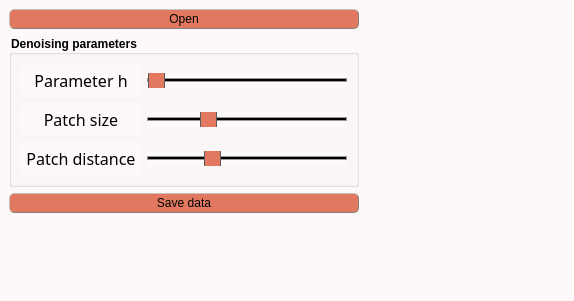
Above: inichord/Denoise_2Dmap.ui from Cyril-Langlois/iniCHORD before the change. Below: the same form after it.
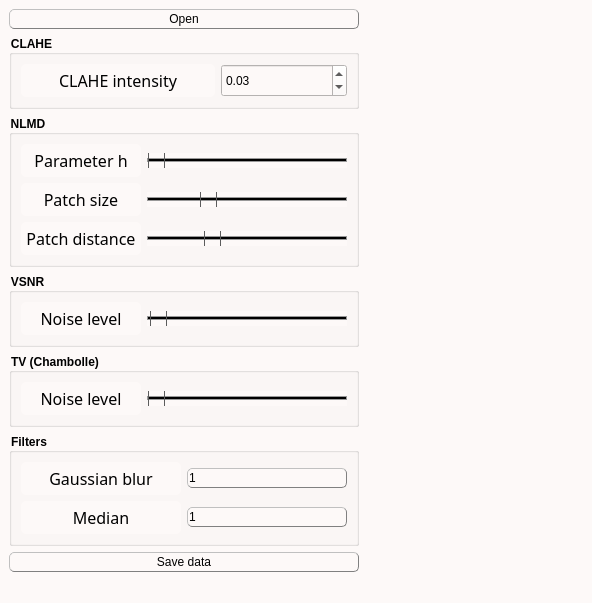
That is the form after the change. Icons and pictures are not drawn. Custom widgets are drawn as their Qt base class.

Commit message: Modification mineures des programmes : Batch_Processing.py Denoise_2Dmap.py (ajout nouvelles fonctionnalités) Grain_Treatment.py (modification possible du CLAHE) Registration.py (modifications mineures) Remove_Outliers.py (gamme de threshold avec intensité des images)

Diff of the .ui file:
```diff
--- a/inichord/Denoise_2Dmap.ui
+++ b/inichord/Denoise_2Dmap.ui
@@ -9,8 +9,8 @@
    <rect>
     <x>0</x>
     <y>0</y>
-    <width>548</width>
-    <height>301</height>
+    <width>592</width>
+    <height>577</height>
    </rect>
   </property>
   <property name="sizePolicy">
@@ -39,7 +39,7 @@
 QPushButton:disabled, QComboBox:disabled, QSpinBox:disabled {background-color: rgba(243, 98, 64,150)}
 
 /* Couleur des boutons et des selecteurs */
-QPushButton, QComboBox::drop-down:button, QComboBox::down-arrow, QComboBox::down-arrow:disabled, QSpinBox::drop-down:button, QSpinBox::down-arrow, QSpinBox::down-arrow:disabled, QSpinBox::drop-up:button, QSpinBox::up-arrow, QSpinBox::up-arrow:disabled, QSlider::handle:horizontal {background-color: rgb(226, 120, 95)}
+QPushButton, QComboBox::drop-down:button, QComboBox::down-arrow, QComboBox::down-arrow:disabled, QSpinBox::drop-down:button, QSpinBox::down-arrow, QSpinBox::down-arrow:disabled, QSpinBox::drop-up:button, QSpinBox::up-arrow, QSpinBox::up-arrow:disabled, QSlider::handle:horizontal, QDoubleSpinBox::drop-down:button, QDoubleSpinBox::down-arrow, QDoubleSpinBox::down-arrow:disabled, QDoubleSpinBox::drop-up:button, QDoubleSpinBox::up-arrow, QDoubleSpinBox::up-arrow:disabled {background-color: rgb(226, 120, 95)}
 
 /* Couleur des bordures de même couleur que les boutons */
 QComboBox::drop-down:button, QSpinBox::drop-down:button, QSpinBox::drop-up:button {border-color: rgb(193, 167, 181)}
@@ -48,13 +48,13 @@
 QLabel, QPushButton, QPushButton:hover, QCheckBox, QComboBox, Line, QTextEdit, QSpinBox {color: rgb(0, 0, 0)}
 
 /* style des bordures 1 */
-QLabel, QPushButton, QPushButton:hover, QCheckBox, QComboBox, QSpinBox  {
+QLabel, QPushButton, QPushButton:hover, QComboBox, QSpinBox  {
 	border-style : outset;
 	min-width : 5em;
 }
 
 /* style des bordures 2 */
-QPushButton, QPushButton:hover, QCheckBox, QComboBox, QSpinBox  {
+QPushButton, QPushButton:hover, QComboBox, QSpinBox  {
 	border-radius: 5px;
 	border-width: 1px;
 	border-color: gray;
@@ -64,7 +64,7 @@
 QPushButton, QPushButton:hover, QCheckBox, QProgressBar {font: 12pt &quot;Noto Sans Cond&quot;}
 
 /* Font 2 */
-QComboBox, QTextEdit, QSpinBox {font: 10pt &quot;Noto Sans Cond&quot;}
+QComboBox, QTextEdit, QSpinBox, QLineEdit {font: 10pt &quot;Noto Sans Cond&quot;}
 
 /* Padding 1 */
 QLabel, QComboBox, QComboBox::down-arrow, QSpinBox, QSpinBox::down-arrow, QSpinBox::up-arrow {padding : 1px;}
@@ -72,6 +72,12 @@
 /* Padding 2 */
 QPushButton, QPushButton:hover, QCheckBox {padding : 2px;}
 
+/* Gestion taille des QCheckBoxes */
+QCheckBox::indicator:unchecked, QCheckBox::indicator:unchecked:hover, QCheckBox::indicator:checked, QCheckBox::indicator:checked:hover  {
+	width :12px;
+	height : 12px;
+}
+
 QLabel {
 	Border-radius : 5px;
 	border-width : 0px;
@@ -137,19 +143,19 @@
 	margin : 0.5px;
  }
 
-QSpinBox::drop-down:button, QSpinBox::drop-up:button {
+QSpinBox::drop-down:button, QSpinBox::drop-up:button, QDoubleSpinBox::drop-down:button, QDoubleSpinBox::drop-up:button {
 	border-radius: 2px;
 	border-width: 1px;
 	width: 36px;
 }
 
-QSpinBox::down-arrow {
+QSpinBox::down-arrow, QDoubleSpinBox::down-arrow {
 	image : url(icons/Arrow_down.png);
     width: 24px;
     height: 22px;
 }
 
-QSpinBox::up-arrow {
+QSpinBox::up-arrow, QDoubleSpinBox::up-arrow {
 	image : url(icons/Arrow_up.png);
     width: 24px;
     height: 22px;
@@ -206,10 +212,101 @@
           </property>
          </widget>
         </item>
+        <item>
+         <widget class="QGroupBox" name="groupBox_5">
+          <property name="title">
+           <string>CLAHE</string>
+          </property>
+          <layout class="QVBoxLayout" name="verticalLayout_8">
+           <item>
+            <layout class="QHBoxLayout" name="horizontalLayout_10">
+             <item>
+              <widget class="QLabel" name="label_h_2">
+               <property name="font">
+                <font>
+                 <family>Noto Sans Cond</family>
+                 <pointsize>12</pointsize>
+                 <weight>50</weight>
+                 <italic>false</italic>
+                 <bold>false</bold>
+                </font>
+               </property>
+               <property name="styleSheet">
+                <string notr="true">QLabel {
+color: rgb(0, 0, 0);
+background-color:	rgb(253, 249, 248);
+border-style : outset;
+Border-radius : 5px;
+border-width : 0px;
+border-color : black;
+min-width : 5em;
+padding : 5px;
+font : 12pt &quot;Noto Sans Cond&quot;;
+}</string>
+               </property>
+               <property name="text">
+                <string>CLAHE intensity</string>
+               </property>
+               <property name="textFormat">
+                <enum>Qt::PlainText</enum>
+               </property>
+               <property name="alignment">
+                <set>Qt::AlignCenter</set>
+               </property>
+              </widget>
+             </item>
+             <item>
+              <widget class="QDoubleSpinBox" name="CLAHE_SpinBox">
+               <property name="sizePolicy">
+                <sizepolicy hsizetype="Fixed" vsizetype="Preferred">
+                 <horstretch>0</horstretch>
+                 <verstretch>0</verstretch>
+                </sizepolicy>
+               </property>
+               <property name="minimumSize">
+                <size>
+                 <width>100</width>
+                 <height>0</height>
+                </size>
+               </property>
+               <property name="maximumSize">
+                <size>
+                 <width>126</width>
+                 <height>16777215</height>
+                </size>
+               </property>
+               <property name="toolTip">
+                <string>&lt;html&gt;&lt;head/&gt;&lt;body&gt;&lt;p&gt;&lt;span style=&quot; font-size:11pt;&quot;&gt;The higher the value, the stronger the Contrast Limited Adaptative Histogram Equalization (CLAHE)&lt;/span&gt;&lt;/p&gt;&lt;/body&gt;&lt;/html&gt;</string>
+               </property>
+               <property name="alignment">
+                <set>Qt::AlignLeading|Qt::AlignLeft|Qt::AlignVCenter</set>
+               </property>
+               <property name="decimals">
+                <number>2</number>
+               </property>
+               <property name="minimum">
+                <double>0.000000000000000</double>
+               </property>
+               <property name="maximum">
+                <double>1.000000000000000</double>
+               </property>
+               <property name="singleStep">
+                <double>0.010000000000000</double>
+               </property>
+               <property name="value">
+                <double>0.030000000000000</double>
+               </property>
+              </widget>
+             </item>
+            </layout>
+           </item>
+          </layout>
+         </widget>
+        </item>
         <item>
          <widget class="QGroupBox" name="groupBox">
           <property name="title">
-           <string>Denoising parameters</string>
+           <string>NLMD</string>
           </property>
           <layout class="QVBoxLayout" name="verticalLayout_3">
            <item>
@@ -422,6 +519,329 @@
           </layout>
          </widget>
         </item>
+        <item>
+         <widget class="QGroupBox" name="groupBox_2">
+          <property name="title">
+           <string>VSNR</string>
+          </property>
+          <layout class="QVBoxLayout" name="verticalLayout_4">
+           <item>
+            <layout class="QHBoxLayout" name="horizontalLayout_6">
+             <item>
+              <widget class="QLabel" name="label_noiseVSNR">
+               <property name="font">
+                <font>
+                 <family>Noto Sans Cond</family>
+                 <pointsize>12</pointsize>
+                 <weight>50</weight>
+                 <italic>false</italic>
+                 <bold>false</bold>
+                </font>
+               </property>
+               <property name="styleSheet">
+                <string notr="true">QLabel {
+color: rgb(0, 0, 0);
+background-color:	rgb(253, 249, 248);
+border-style : outset;
+Border-radius : 5px;
+border-width : 0px;
+border-color : black;
+min-width : 5em;
+padding : 5px;
+font : 12pt &quot;Noto Sans Cond&quot;;
+}</string>
+               </property>
+               <property name="text">
+                <string>Noise level</string>
+               </property>
+               <property name="textFormat">
+                <enum>Qt::PlainText</enum>
+               </property>
+               <property name="alignment">
+                <set>Qt::AlignCenter</set>
+               </property>
+              </widget>
+             </item>
+             <item>
+              <widget class="QSlider" name="slider_noiseVSNR">
+               <property name="sizePolicy">
+                <sizepolicy hsizetype="Preferred" vsizetype="Fixed">
+                 <horstretch>0</horstretch>
+                 <verstretch>0</verstretch>
+                </sizepolicy>
+               </property>
+               <property name="minimumSize">
+                <size>
+                 <width>200</width>
+                 <height>15</height>
+                </size>
+               </property>
+               <property name="minimum">
+                <number>1</number>
+               </property>
+               <property name="maximum">
+                <number>300</number>
+               </property>
+               <property name="singleStep">
+                <number>1</number>
+               </property>
+               <property name="pageStep">
+                <number>2</number>
+               </property>
+               <property name="value">
+                <number>5</number>
+               </property>
+               <property name="orientation">
+                <enum>Qt::Horizontal</enum>
+               </property>
+              </widget>
+             </item>
+            </layout>
+           </item>
+          </layout>
+         </widget>
+        </item>
+        <item>
+         <widget class="QGroupBox" name="groupBox_3">
+          <property name="title">
+           <string>TV (Chambolle)</string>
+          </property>
+          <layout class="QVBoxLayout" name="verticalLayout_5">
+           <item>
+            <layout class="QHBoxLayout" name="horizontalLayout_7">
+             <item>
+              <widget class="QLabel" name="label_noiseTV">
+               <property name="font">
+                <font>
+                 <family>Noto Sans Cond</family>
+                 <pointsize>12</pointsize>
+                 <weight>50</weight>
+                 <italic>false</italic>
+                 <bold>false</bold>
+                </font>
+               </property>
+               <property name="styleSheet">
+                <string notr="true">QLabel {
+color: rgb(0, 0, 0);
+background-color:	rgb(253, 249, 248);
+border-style : outset;
+Border-radius : 5px;
+border-width : 0px;
+border-color : black;
+min-width : 5em;
+padding : 5px;
+font : 12pt &quot;Noto Sans Cond&quot;;
+}</string>
+               </property>
+               <property name="text">
+                <string>Noise level</string>
+               </property>
+               <property name="textFormat">
+                <enum>Qt::PlainText</enum>
+               </property>
+               <property name="alignment">
+                <set>Qt::AlignCenter</set>
+               </property>
+              </widget>
+             </item>
+             <item>
+              <widget class="QSlider" name="slider_noiseTV">
+               <property name="sizePolicy">
+                <sizepolicy hsizetype="Preferred" vsizetype="Fixed">
+                 <horstretch>0</horstretch>
+                 <verstretch>0</verstretch>
+                </sizepolicy>
+               </property>
+               <property name="minimumSize">
+                <size>
+                 <width>200</width>
+                 <height>15</height>
+                </size>
+               </property>
+               <property name="minimum">
+                <number>1</number>
+               </property>
+               <property name="maximum">
+                <number>5000</number>
+               </property>
+               <property name="singleStep">
+                <number>10</number>
+               </property>
+               <property name="pageStep">
+                <number>500</number>
+               </property>
+               <property name="value">
+                <number>10</number>
+               </property>
+               <property name="orientation">
+                <enum>Qt::Horizontal</enum>
+               </property>
+              </widget>
+             </item>
+            </layout>
+           </item>
+          </layout>
+         </widget>
+        </item>
+        <item>
+         <widget class="QGroupBox" name="groupBox_4">
+          <property name="title">
+           <string>Filters</string>
+          </property>
+          <layout class="QVBoxLayout" name="verticalLayout_7">
+           <item>
+            <layout class="QVBoxLayout" name="verticalLayout_6">
+             <item>
+              <layout class="QHBoxLayout" name="horizontalLayout_8">
+               <item>
+                <widget class="QLabel" name="label_Gaussian">
+                 <property name="font">
+                  <font>
+                   <family>Noto Sans Cond</family>
+                   <pointsize>12</pointsize>
+                   <weight>50</weight>
+                   <italic>false</italic>
+                   <bold>false</bold>
+                  </font>
+                 </property>
+                 <property name="styleSheet">
+                  <string notr="true">QLabel {
+color: rgb(0, 0, 0);
+background-color:	rgb(253, 249, 248);
+border-style : outset;
+Border-radius : 5px;
+border-width : 0px;
+border-color : black;
+min-width : 5em;
+padding : 5px;
+font : 12pt &quot;Noto Sans Cond&quot;;
+}</string>
+                 </property>
+                 <property name="text">
+                  <string>Gaussian blur</string>
+                 </property>
+                 <property name="textFormat">
+                  <enum>Qt::PlainText</enum>
+                 </property>
+                 <property name="alignment">
+                  <set>Qt::AlignCenter</set>
+                 </property>
+                </widget>
+               </item>
+               <item>
+                <widget class="QComboBox" name="GB_box">
+                 <item>
+                  <property name="text">
+                   <string>1</string>
+                  </property>
+                 </item>
+                 <item>
+                  <property name="text">
+                   <string>3</string>
+                  </property>
+                 </item>
+                 <item>
+                  <property name="text">
+                   <string>5</string>
+                  </property>
+                 </item>
+                 <item>
+                  <property name="text">
+                   <string>7</string>
+                  </property>
+                 </item>
+                 <item>
+                  <property name="text">
+                   <string>9</string>
+                  </property>
+                 </item>
+                 <item>
+                  <property name="text">
+                   <string>11</string>
+                  </property>
+                 </item>
+                </widget>
+               </item>
+              </layout>
+             </item>
+             <item>
+              <layout class="QHBoxLayout" name="horizontalLayout_9">
+               <item>
+                <widget class="QLabel" name="label_Median">
+                 <property name="font">
+                  <font>
+                   <family>Noto Sans Cond</family>
+                   <pointsize>12</pointsize>
+                   <weight>50</weight>
+                   <italic>false</italic>
+                   <bold>false</bold>
+                  </font>
+                 </property>
+                 <property name="styleSheet">
+                  <string notr="true">QLabel {
+color: rgb(0, 0, 0);
+background-color:	rgb(253, 249, 248);
+border-style : outset;
+Border-radius : 5px;
+border-width : 0px;
+border-color : black;
+min-width : 5em;
+padding : 5px;
+font : 12pt &quot;Noto Sans Cond&quot;;
+}</string>
+                 </property>
+                 <property name="text">
+                  <string>Median</string>
+                 </property>
+                 <property name="textFormat">
+                  <enum>Qt::PlainText</enum>
+                 </property>
+                 <property name="alignment">
+                  <set>Qt::AlignCenter</set>
+                 </property>
+                </widget>
+               </item>
+               <item>
+                <widget class="QComboBox" name="MED_box">
+                 <item>
+                  <property name="text">
+                   <string>1</string>
+                  </property>
+                 </item>
+                 <item>
+                  <property name="text">
+                   <string>3</string>
+                  </property>
+                 </item>
+                 <item>
+                  <property name="text">
+                   <string>5</string>
+                  </property>
+                 </item>
+                 <item>
+                  <property name="text">
+                   <string>7</string>
+                  </property>
+                 </item>
+                 <item>
+                  <property name="text">
+                   <string>9</string>
+                  </property>
+                 </item>
+                 <item>
+                  <property name="text">
+                   <string>11</string>
+                  </property>
+                 </item>
+                </widget>
+               </item>
+              </layout>
+             </item>
+            </layout>
+           </item>
+          </layout>
+         </widget>
+        </item>
         <item>
          <widget class="QPushButton" name="Push_validate">
           <property name="sizePolicy">
```
Left out of the diff: 4 changed lines with no effect on the pictures. The commit also changes 8 other files.
